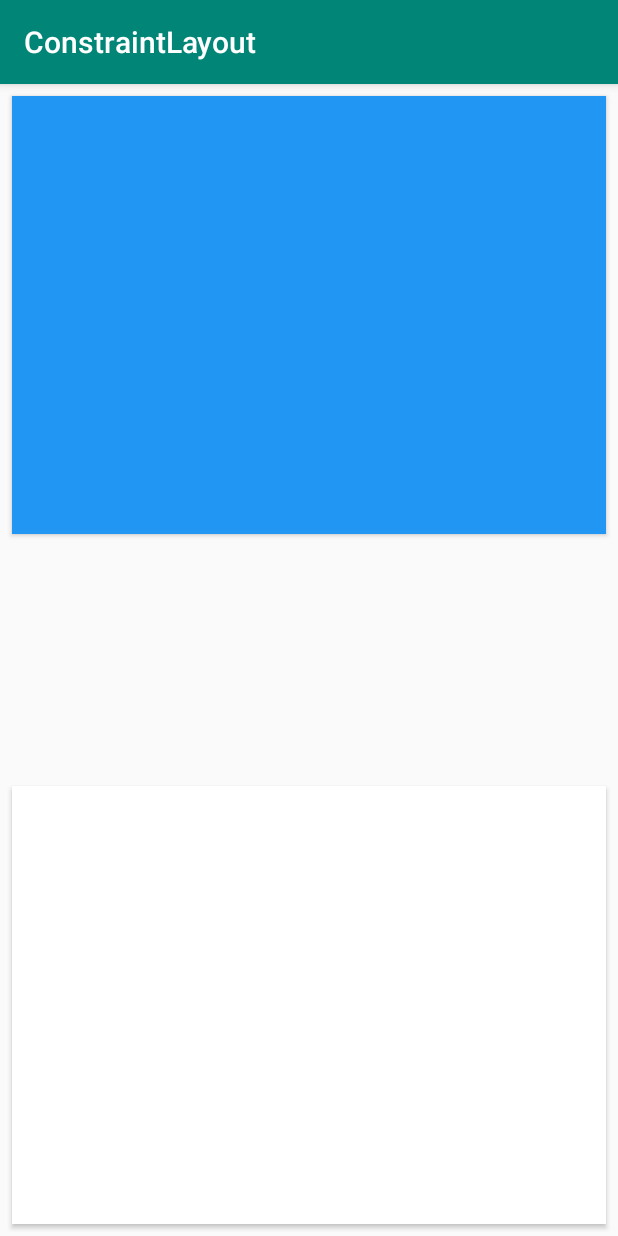
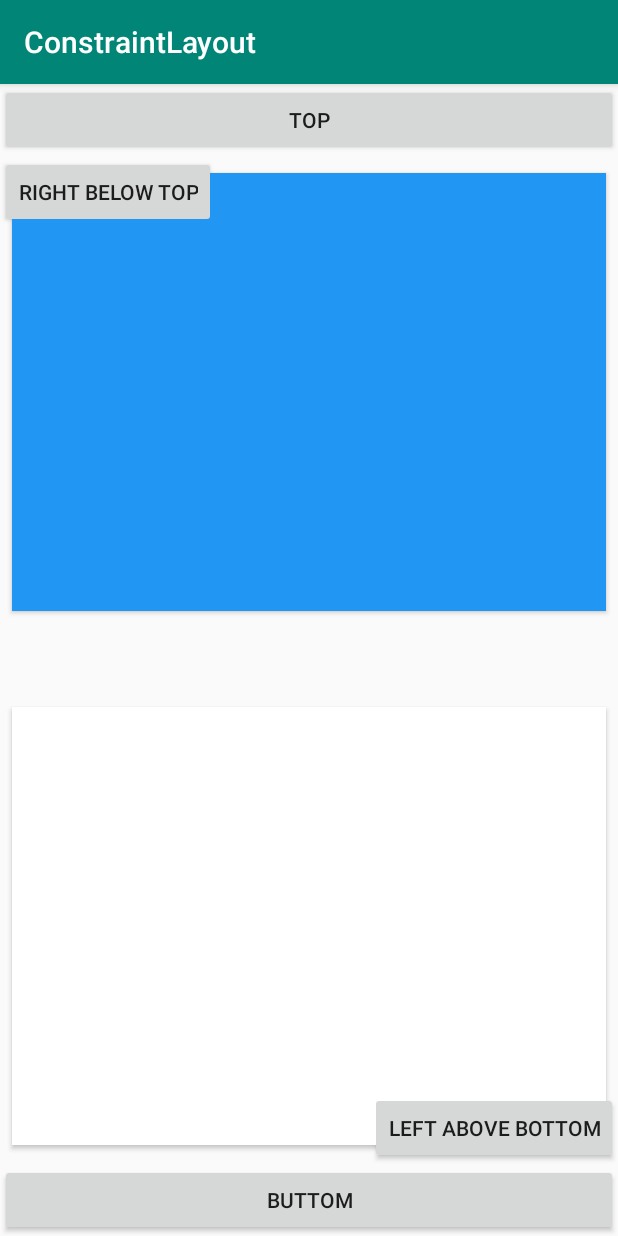
Before and after one commit to pemrograman-mobile-2019/02-constraint-layout-ArsalanFarrell, an Android app: the screen it shows after launch (MainActivity), on a phone screen of 412 x 824 dp. Run offline under Robolectric (Android 15) with nearby library versions, the phone set to English and light mode, and no system bars.

Commit message:
Menambahkan button top, bottom, right below top, & left above bottom

```diff
--- a/app/src/main/res/layout/activity_main.xml
+++ b/app/src/main/res/layout/activity_main.xml
@@ -14,13 +14,6 @@
         android:orientation="horizontal"
         app:layout_constraintGuide_percent="0.5" />
 
-    <android.support.constraint.Guideline
-        android:id="@+id/guideline2"
-        android:layout_width="wrap_content"
-        android:layout_height="wrap_content"
-        android:orientation="horizontal"
-        app:layout_constraintGuide_begin="20dp" />
-
     <Button
         android:id="@+id/button"
         android:layout_width="match_parent"
@@ -28,8 +21,9 @@
         android:layout_marginStart="8dp"
         android:layout_marginTop="8dp"
         android:layout_marginEnd="8dp"
-        android:layout_marginBottom="8dp"
+        android:layout_marginBottom="5dp"
         android:background="#2196F3"
+        app:layout_constraintBottom_toTopOf="@+id/button2"
         app:layout_constraintEnd_toEndOf="parent"
         app:layout_constraintStart_toStartOf="parent"
         app:layout_constraintTop_toTopOf="parent" />
@@ -41,14 +35,49 @@
         android:layout_marginStart="8dp"
         android:layout_marginTop="8dp"
         android:layout_marginEnd="8dp"
-        android:layout_marginBottom="8dp"
+        android:layout_marginBottom="9dp"
         android:background="#ffffff"
         app:layout_constraintBottom_toBottomOf="parent"
         app:layout_constraintEnd_toEndOf="parent"
         app:layout_constraintHorizontal_bias="0.0"
         app:layout_constraintStart_toStartOf="parent"
-        app:layout_constraintTop_toBottomOf="@+id/button"
-        app:layout_constraintVertical_bias="1.0" />
+        app:layout_constraintTop_toBottomOf="@+id/button" />
+
+    <Button
+        android:id="@+id/button4"
+        android:layout_width="match_parent"
+        android:layout_height="wrap_content"
+        android:text="Top"
+        app:layout_constraintEnd_toEndOf="parent"
+        app:layout_constraintStart_toStartOf="parent"
+        app:layout_constraintTop_toTopOf="parent"
+        />
+
+    <Button
+        android:id="@+id/button5"
+        android:layout_width="match_parent"
+        android:layout_height="wrap_content"
+        android:text="Buttom"
+        app:layout_constraintBottom_toBottomOf="parent"
+        app:layout_constraintEnd_toEndOf="parent"
+        app:layout_constraintStart_toStartOf="parent"
+        />
+
+    <Button
+        android:id="@+id/button6"
+        android:layout_width="wrap_content"
+        android:layout_height="wrap_content"
+        android:text="right below top"
+        app:layout_constraintStart_toStartOf="parent"
+        app:layout_constraintTop_toBottomOf="@+id/button4" />
+
+    <Button
+        android:id="@+id/button7"
+        android:layout_width="wrap_content"
+        android:layout_height="wrap_content"
+        android:text="left above bottom"
+        app:layout_constraintBottom_toTopOf="@+id/button5"
+        app:layout_constraintEnd_toEndOf="parent" />
 
 
 </android.support.constraint.ConstraintLayout>
```
